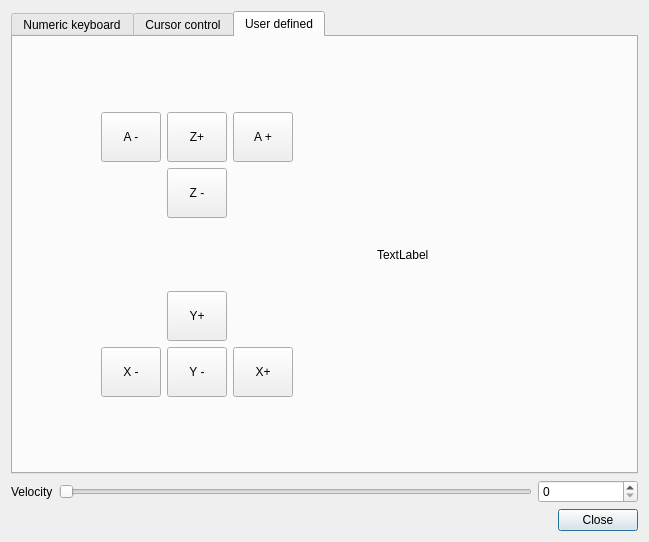
This is sources/forms/ManualControl.ui in eduard-x/cnc-qt as Qt 5 draws it before an edit. The edited form follows.
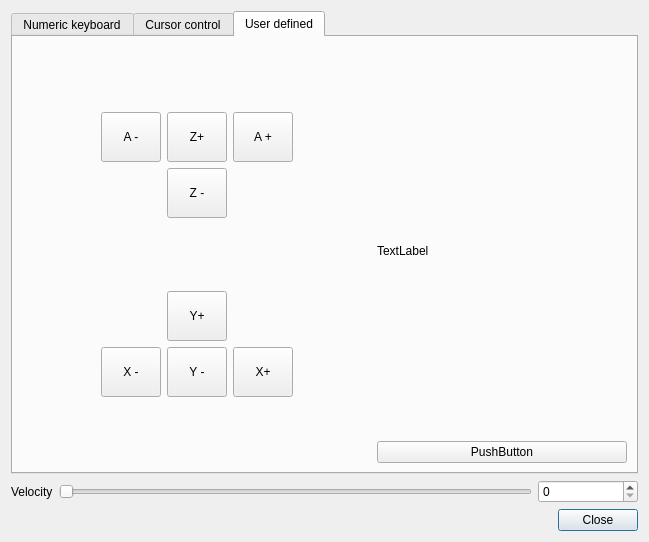
This is the edited form.

Commit message: Manual control user defined keys, only gui. no functionality

```diff
--- a/sources/forms/ManualControl.ui
+++ b/sources/forms/ManualControl.ui
@@ -805,8 +805,6 @@
       </attribute>
       <layout class="QGridLayout" name="gridLayout_4">
        <item row="0" column="0">
-        <layout class="QHBoxLayout" name="thirdLayout">
-         <item>
           <spacer name="horizontalSpacer_6">
            <property name="orientation">
             <enum>Qt::Horizontal</enum>
@@ -819,7 +817,7 @@
            </property>
           </spacer>
          </item>
-         <item>
+       <item row="0" column="1">
           <layout class="QGridLayout" name="gridLayout_6">
            <item row="2" column="1">
             <widget class="QToolButton" name="toolZminus">
@@ -990,7 +988,7 @@
            </item>
           </layout>
          </item>
-         <item>
+       <item row="0" column="2">
           <spacer name="horizontalSpacer_5">
            <property name="orientation">
             <enum>Qt::Horizontal</enum>
@@ -1003,6 +1001,8 @@
            </property>
           </spacer>
          </item>
+       <item row="0" column="3">
+        <layout class="QVBoxLayout" name="verticalLayout">
          <item>
           <widget class="QLabel" name="labelCursor_2">
            <property name="sizePolicy">
@@ -1022,6 +1022,16 @@
            </property>
           </widget>
          </item>
+         <item>
+          <widget class="QPushButton" name="pushRecord">
+           <property name="text">
+            <string>PushButton</string>
+           </property>
+           <property name="checkable">
+            <bool>true</bool>
+           </property>
+          </widget>
+         </item>
         </layout>
        </item>
       </layout>
```
Lines whose indentation alone changed are shown as unchanged. The commit also changes 4 other files.
